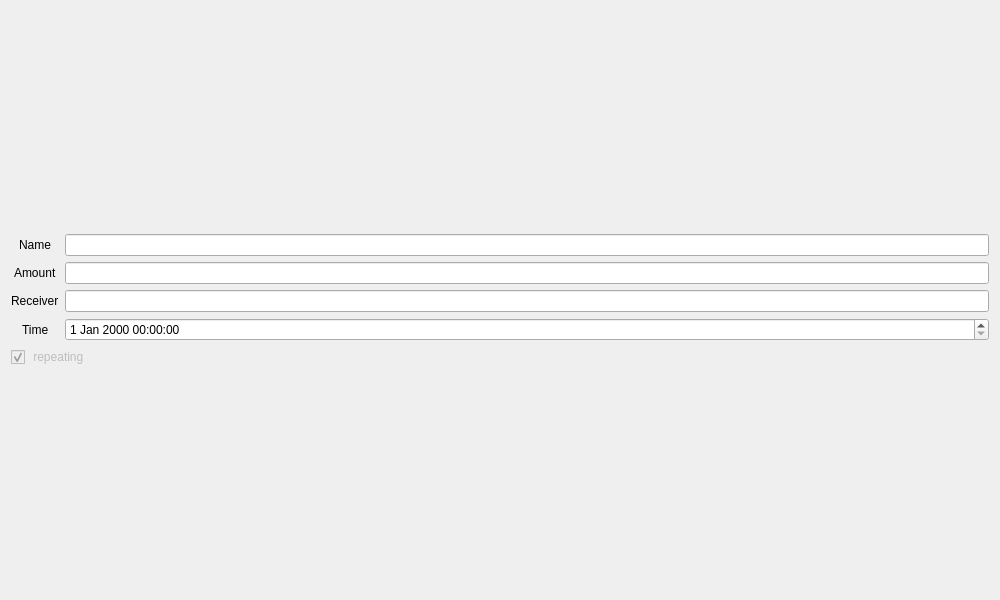
IronTony-Stark/ATM, file views/payment/paymentWidget/paymentwidget.ui: the form before one commit.
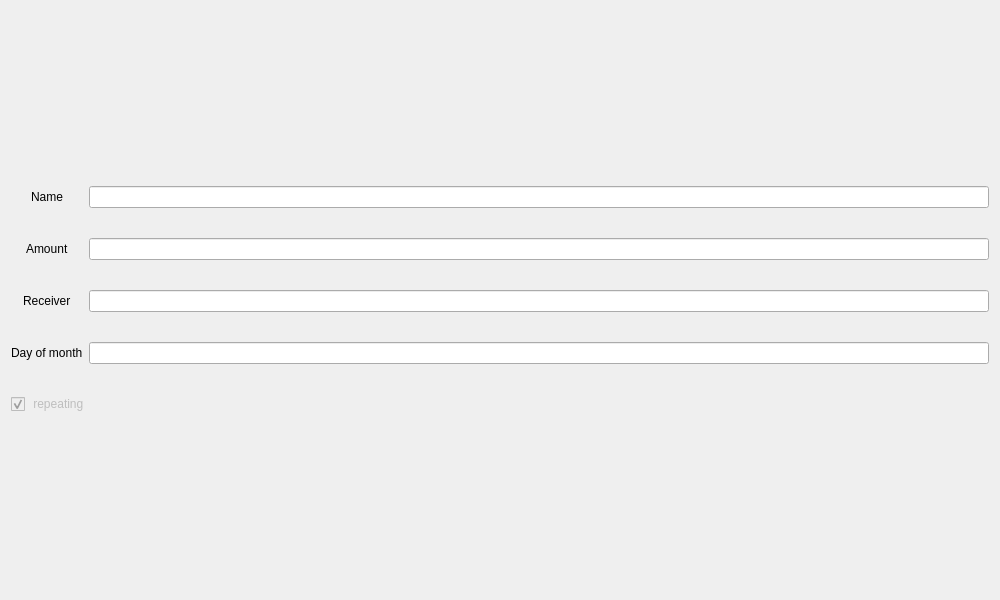
The form after the commit.

Patch:
```diff
--- a/views/payment/paymentWidget/paymentwidget.ui
+++ b/views/payment/paymentWidget/paymentwidget.ui
@@ -20,6 +20,9 @@
    <property name="formAlignment">
     <set>Qt::AlignCenter</set>
    </property>
+   <property name="verticalSpacing">
+    <number>30</number>
+   </property>
    <item row="0" column="0">
     <widget class="QLabel" name="labelName">
      <property name="text">
@@ -44,7 +47,7 @@
    <item row="3" column="0">
     <widget class="QLabel" name="labelWhen">
      <property name="text">
-      <string>Time</string>
+      <string>Day of month</string>
      </property>
     </widget>
    </item>
@@ -71,7 +74,7 @@
     </widget>
    </item>
    <item row="3" column="1">
-    <widget class="QDateTimeEdit" name="editWhen"/>
+    <widget class="QLineEdit" name="editWhen"/>
    </item>
   </layout>
  </widget>
```
